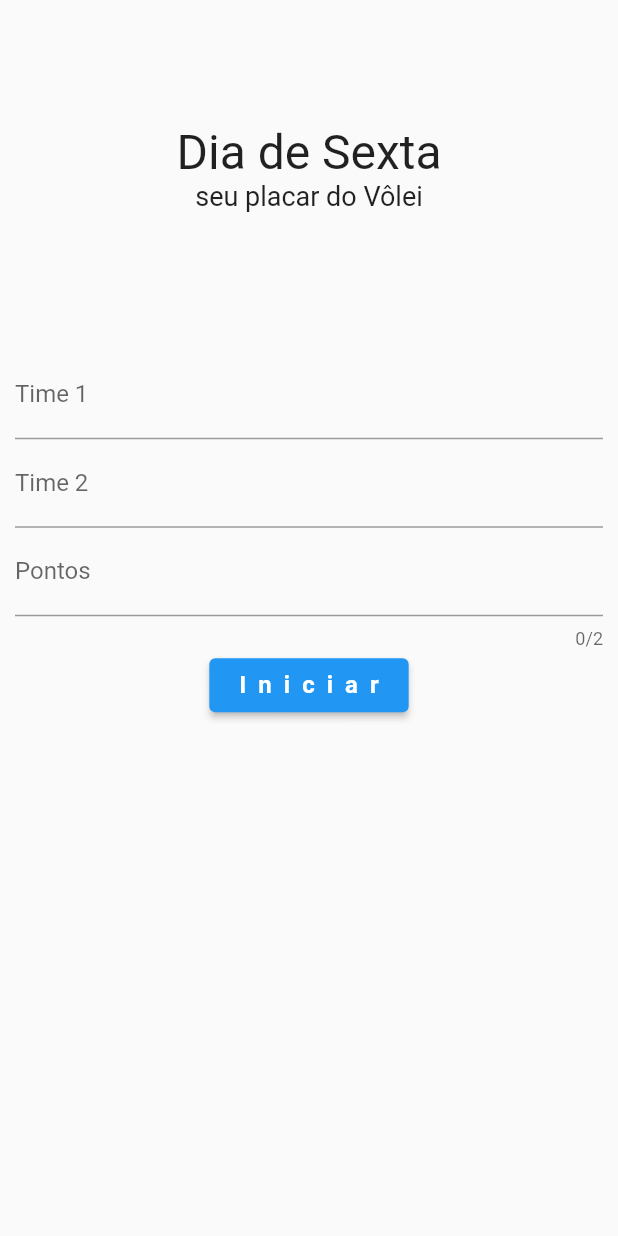
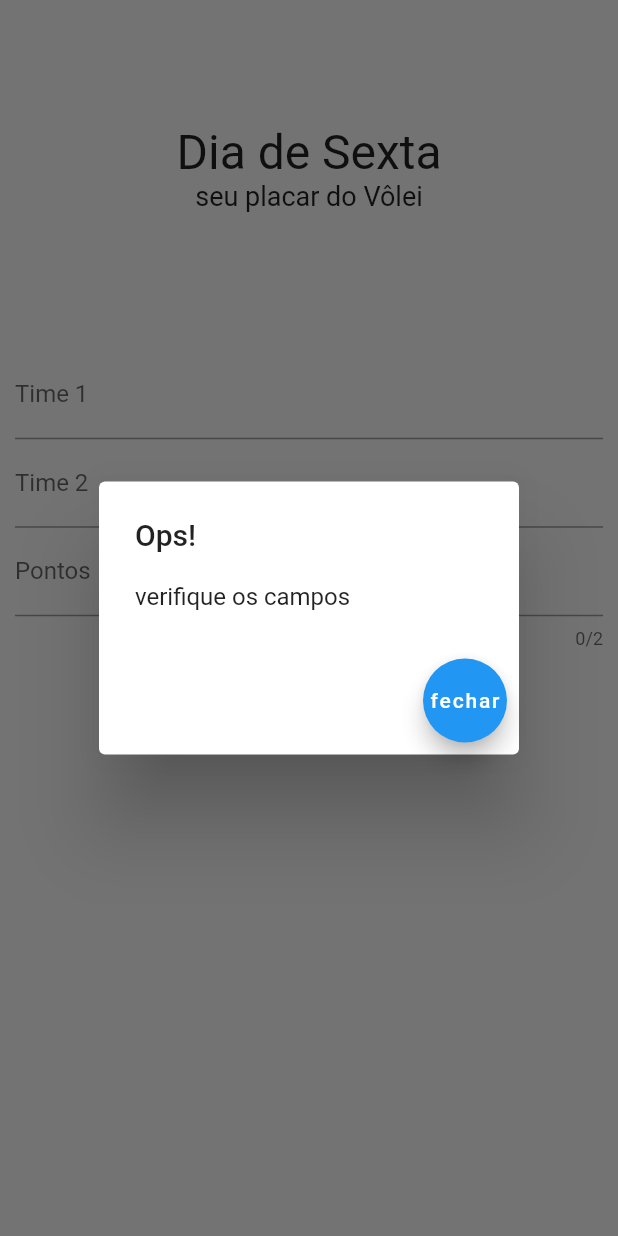
Before and after one commit to MarcioBastosN/dia_de_sexta, a Flutter app: the screen it shows after launch, after a tap on "Iniciar", on a phone screen of 412 x 824 dp. Run offline on Flutter 3.47's test engine with Material 2 defaults, Android fonts, the phone set to English and light mode, and no system bars; our stand-ins replace google_fonts.

Commit message:
alert home

```diff
--- a/lib/view/home.dart
+++ b/lib/view/home.dart
@@ -9,11 +9,10 @@ class Home extends StatelessWidget {
   final _time2 = TextEditingController();
   final _pontos = TextEditingController();
 
-
   void _iniciaJogo(context) {
     final eq1 = _time1.text.toString().trim();
     final eq2 = _time2.text.toString().trim();
-    if ( eq1.isNotEmpty && eq2.isNotEmpty) {
+    if (eq1.isNotEmpty && eq2.isNotEmpty) {
       Jogo jogo = Jogo();
       jogo.equipe_1 = eq1;
       jogo.equipe_2 = eq2;
@@ -21,7 +20,28 @@ class Home extends StatelessWidget {
       jogo.pontosEquipe_2 = 0;
       jogo.fimJogo = int.parse(_pontos.text.toString());
       Navigator.of(context).popAndPushNamed('placar', arguments: jogo);
+    } else {
+      _alertdialog(context);
     }
+  }
+
+  void _alertdialog(BuildContext context) {
+    showDialog(
+      barrierDismissible: false,
+      context: context,
+      builder: (context) => AlertDialog(
+        title: const Text("Ops!"),
+        content: const Text('verifique os campos'),
+        actions: <Widget>[
+          FloatingActionButton(
+            child: const Text("fechar"),
+            onPressed: () {
+              Navigator.of(context).pop();
+            },
+          ),
+        ],
+      ),
+    );
   }
 
   @override
```
